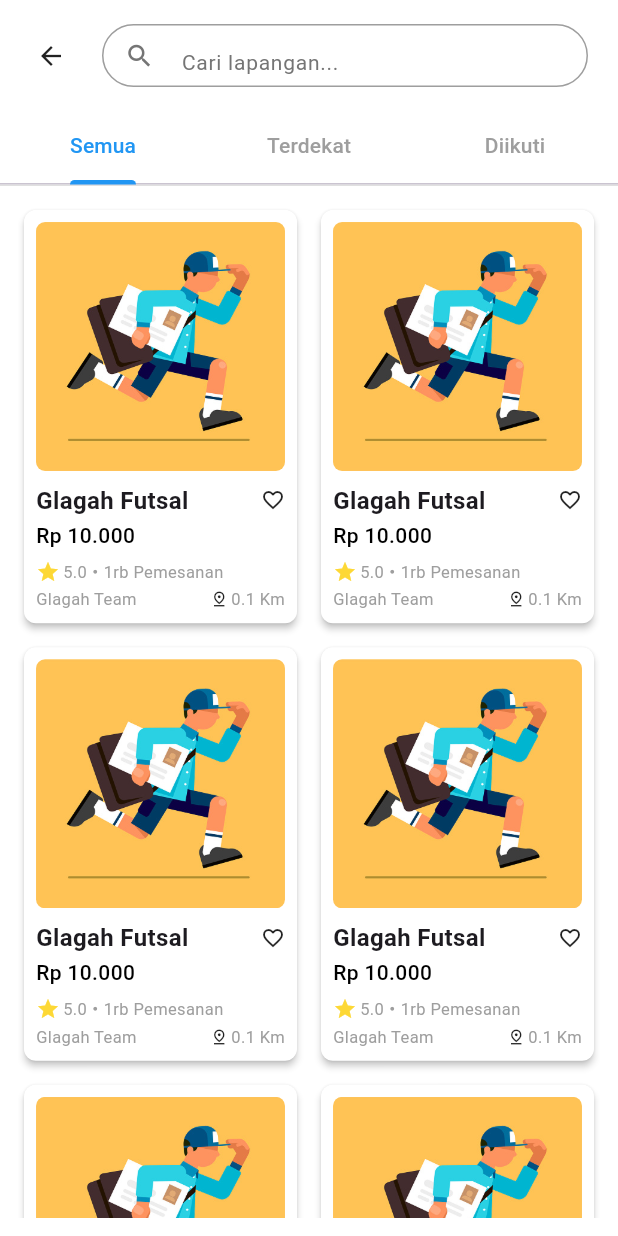
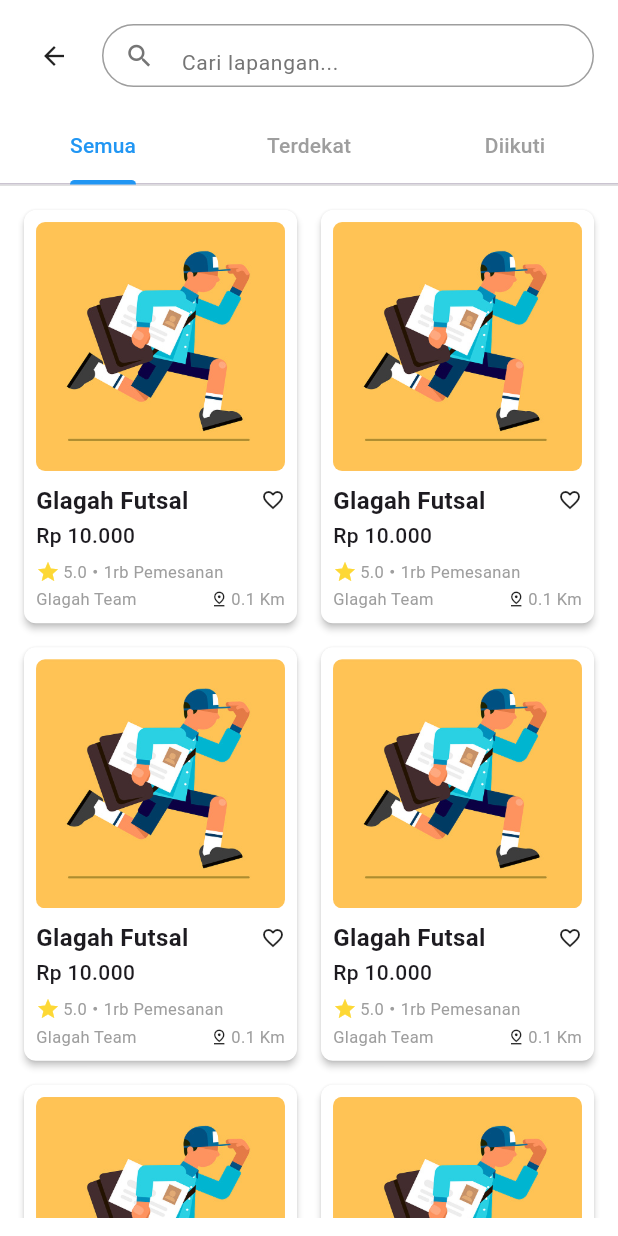
Before and after one commit to yudha556/GoField, a Flutter app: the ListPage screen opened by its route, on a phone screen of 412 x 824 dp. Run offline on Flutter 3.47's test engine with Material 3 defaults, Android fonts, the phone set to English and light mode, and no system bars; our stand-ins replace flutter_dotenv, flutter_svg, go_router.

Commit message:
masih benerin search bar dulu

```diff
--- a/lib/app/views/user/app/home/components/list.dart
+++ b/lib/app/views/user/app/home/components/list.dart
@@ -1,7 +1,7 @@
+import 'dart:ui';
 import 'package:flutter/material.dart';
 import 'package:go_router/go_router.dart';
 import 'package:gofield/app/views/user/app/home/components/tabView.dart';
-import 'package:gofield/app/views/user/components/header.dart';
 import 'package:gofield/core/components/components.dart';
 import 'package:gofield/core/router/app_routes.dart';
 
@@ -13,20 +13,48 @@ class ListPage extends StatefulWidget {
 }
 
 class _ListPageState extends State<ListPage> {
+  final FocusNode _focusNode = FocusNode();
+  bool _isSearchFocused = false;
+
+  @override
+  void initState() {
+    super.initState();
+    _focusNode.addListener(() {
+      setState(() {
+        _isSearchFocused = _focusNode.hasFocus;
+      });
+    });
+  }
+
+  @override
+  void dispose() {
+    _focusNode.dispose();
+    super.dispose();
+  }
+
   @override
   Widget build(BuildContext context) {
     return Scaffold(
       backgroundColor: Colors.white,
-      body: SafeArea(
+      body: GestureDetector(
+        onTap: () => FocusScope.of(context).unfocus(),
+        child: SafeArea(
           child: Column(
             children: [
-            // Header dengan SearchOnlyBar
-            Container(
-              width: double.infinity,
-              padding: EdgeInsets.all(16),
+              // Header + Search
+              Padding(
+                padding: const EdgeInsets.all(16),
                 child: Row(
                   children: [
-                  GestureDetector(
+                    // Animated space untuk arrow back
+                    AnimatedContainer(
+                      duration: Duration(milliseconds: 300),
+                      curve: Curves.easeInOut,
+                      width: _isSearchFocused ? 0 : 40,
+                      child: AnimatedOpacity(
+                        duration: Duration(milliseconds: 200),
+                        opacity: _isSearchFocused ? 0 : 1,
+                        child: GestureDetector(
                           onTap: () => context.go(AppRoutes.userDashboard),
                           child: Container(
                             padding: EdgeInsets.all(8),
@@ -37,22 +65,23 @@ class _ListPageState extends State<ListPage> {
                             child: Icon(Icons.arrow_back, size: 20),
                           ),
                         ),
+                      ),
+                    ),
                     SizedBox(width: 12),
 
                     // Search bar
                     Expanded(
-                    child: Container(
+                      child: AnimatedContainer(
+                        duration: Duration(milliseconds: 300),
+                        curve: Curves.easeInOut,
                         height: 42,
-                      margin: EdgeInsets.symmetric(horizontal: 4),
                         decoration: BoxDecoration(
                           color: Colors.white,
                           borderRadius: BorderRadius.circular(21),
                           border: Border.all(color: Colors.grey),
                         ),
                         child: TextField(
-                        onTap: () {
-                          print('Search tapped');
-                        },
+                          focusNode: _focusNode,
                           decoration: InputDecoration(
                             hintText: 'Cari lapangan...',
                             hintStyle: TextStyle(
@@ -65,7 +94,10 @@ class _ListPageState extends State<ListPage> {
                               size: 20,
                             ),
                             border: InputBorder.none,
-                          contentPadding: EdgeInsets.symmetric(horizontal: 16, vertical: 10),
+                            contentPadding: EdgeInsets.symmetric(
+                              horizontal: 16,
+                              vertical: 10,
+                            ),
                           ),
                         ),
                       ),
@@ -75,25 +107,51 @@ class _ListPageState extends State<ListPage> {
               ),
 
               // Tab View
-            TabViewHome(
-              onTabChanged: (index) {
-                // Handle tab changes here
+              TabViewHome(onTabChanged: (index) {}),
 
-              },
+              // GridView + Blur
+              Expanded(
+                child: Stack(
+                  children: [
+                    _buildGridContent(),
+
+                    // Blur layer
+                    IgnorePointer(
+                      ignoring: !_isSearchFocused,
+                      child: AnimatedOpacity(
+                        duration: Duration(milliseconds: 300),
+                        opacity: _isSearchFocused ? 1.0 : 0.0,
+                        child: ClipRect(
+                          child: BackdropFilter(
+                            filter: ImageFilter.blur(sigmaX: 5.0, sigmaY: 5.0),
+                            child: Container(
+                              color: Colors.black.withOpacity(0.1),
                             ),
+                          ),
+                        ),
+                      ),
+                    ),
+                  ],
+                ),
+              ),
+            ],
+          ),
+        ),
+      ),
+    );
+  }
 
-            // Grid Content dengan Custom GridView
-            Expanded(
-              child: Padding(
+  Widget _buildGridContent() {
+    return Padding(
       padding: const EdgeInsets.all(12),
       child: GridView.builder(
+        itemCount: 10,
         gridDelegate: SliverGridDelegateWithFixedCrossAxisCount(
           crossAxisCount: 2,
           crossAxisSpacing: 8,
           mainAxisSpacing: 8,
-                    childAspectRatio: 0.67, // Membuat card lebih panjang (lebar:tinggi = 0.7:1)
+          childAspectRatio: 0.67,
         ),
-                  itemCount: 10,
         itemBuilder: (context, index) {
           return GlobalCard(
             padding: const EdgeInsets.all(8),
@@ -101,9 +159,8 @@ class _ListPageState extends State<ListPage> {
             child: Column(
               crossAxisAlignment: CrossAxisAlignment.start,
               children: [
-                          // Image section dengan rasio 1:1
                 AspectRatio(
-                            aspectRatio: 1.0, // Rasio 1:1 (persegi)
+                  aspectRatio: 1.0,
                   child: ClipRRect(
                     borderRadius: BorderRadius.circular(6),
                     child: Image.asset(
@@ -114,8 +171,6 @@ class _ListPageState extends State<ListPage> {
                   ),
                 ),
                 const SizedBox(height: 8),
-
-                          // Content section
                 Expanded(
                   child: Column(
                     crossAxisAlignment: CrossAxisAlignment.start,
@@ -124,7 +179,6 @@ class _ListPageState extends State<ListPage> {
                       Column(
                         crossAxisAlignment: CrossAxisAlignment.start,
                         children: [
-                                    // Product title and favorite
                           Row(
                             children: [
                               Expanded(
@@ -132,59 +186,49 @@ class _ListPageState extends State<ListPage> {
                                   'Glagah Futsal',
                                   style: TextStyle(
                                     fontSize: 16,
-                                              fontWeight: FontWeight.w600
+                                    fontWeight: FontWeight.w600,
                                   ),
                                   maxLines: 1,
                                   overflow: TextOverflow.ellipsis,
                                 ),
                               ),
                               SizedBox(width: 4),
-                                        Icon(
-                                          Icons.favorite_border,
-                                          size: 16,
-                                        ),
+                              Icon(Icons.favorite_border, size: 16),
                             ],
                           ),
                           SizedBox(height: 2),
-
-                                    // Price
                           Text(
                             'Rp 10.000',
                             style: TextStyle(
                               fontSize: 14,
                               fontWeight: FontWeight.w500,
-                                        color: Colors.black
                             ),
                           ),
                           SizedBox(height: 6),
-
-                                    // Rating and orders
                           Row(
                             children: [
-                                        Icon(Icons.star, size: 16, color: Colors.yellow[600]),
+                              Icon(
+                                Icons.star,
+                                size: 16,
+                                color: Colors.yellow[600],
+                              ),
                               SizedBox(width: 2),
                               Text(
                                 '5.0',
                                 style: TextStyle(
                                   fontSize: 11,
-                                            fontWeight: FontWeight.w400,
-                                            color: Colors.grey
+                                  color: Colors.grey,
                                 ),
                               ),
                               SizedBox(width: 4),
-                                        Icon(
-                                          Icons.circle,
-                                          size: 3,
-                                          color: Colors.grey,
-                                        ),
+                              Icon(Icons.circle, size: 3, color: Colors.grey),
                               SizedBox(width: 4),
                               Expanded(
                                 child: Text(
                                   '1rb Pemesanan',
                                   style: TextStyle(
                                     fontSize: 11,
-                                              fontWeight: FontWeight.w400,
-                                              color: Colors.grey
+                                    color: Colors.grey,
                                   ),
                                   maxLines: 1,
                                   overflow: TextOverflow.ellipsis,
@@ -194,8 +238,6 @@ class _ListPageState extends State<ListPage> {
                           ),
                         ],
                       ),
-
-                                // Team name and distance (di bagian bawah)
                       Row(
                         children: [
                           Expanded(
@@ -203,8 +245,7 @@ class _ListPageState extends State<ListPage> {
                               'Glagah Team',
                               style: TextStyle(
                                 fontSize: 11,
-                                          fontWeight: FontWeight.w400,
-                                          color: Colors.grey
+                                color: Colors.grey,
                               ),
                               maxLines: 1,
                               overflow: TextOverflow.ellipsis,
@@ -215,11 +256,7 @@ class _ListPageState extends State<ListPage> {
                           SizedBox(width: 2),
                           Text(
                             '0.1 Km',
-                                      style: TextStyle(
-                                        fontSize: 11,
-                                        fontWeight: FontWeight.w400,
-                                        color: Colors.grey
-                                      ),
+                            style: TextStyle(fontSize: 11, color: Colors.grey),
                           ),
                         ],
                       ),
@@ -231,11 +268,6 @@ class _ListPageState extends State<ListPage> {
           );
         },
       ),
-              ),
-            ),
-          ],
-        ),
-      ),
     );
   }
 }
```
Lines whose indentation alone changed are shown as unchanged.
